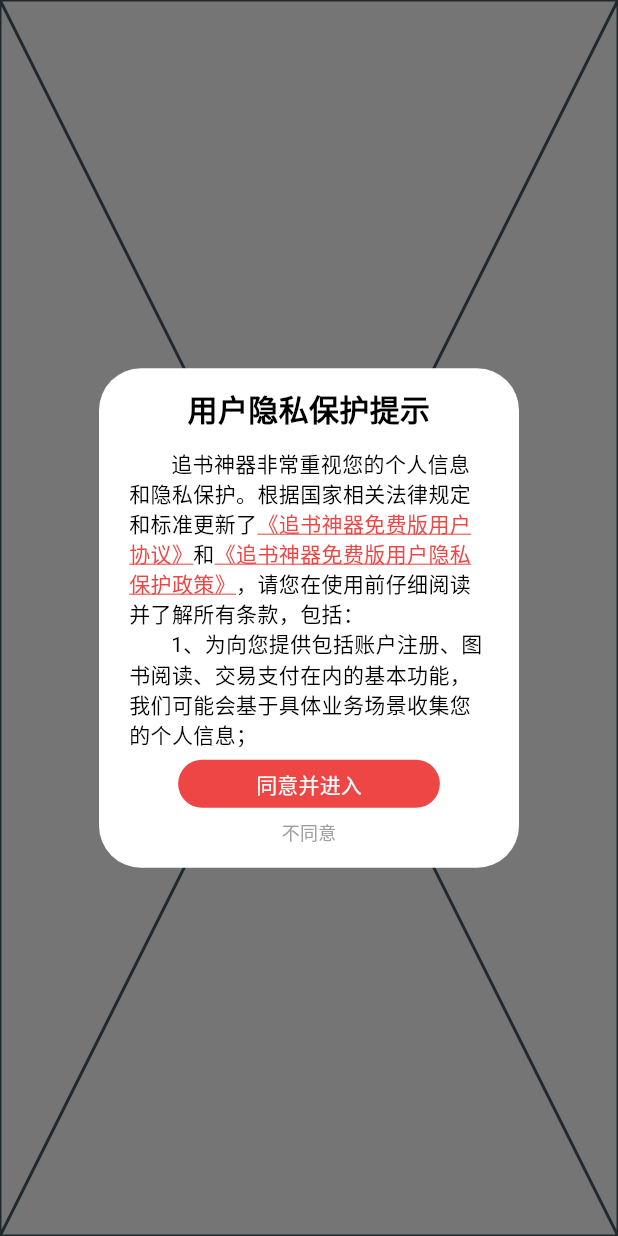
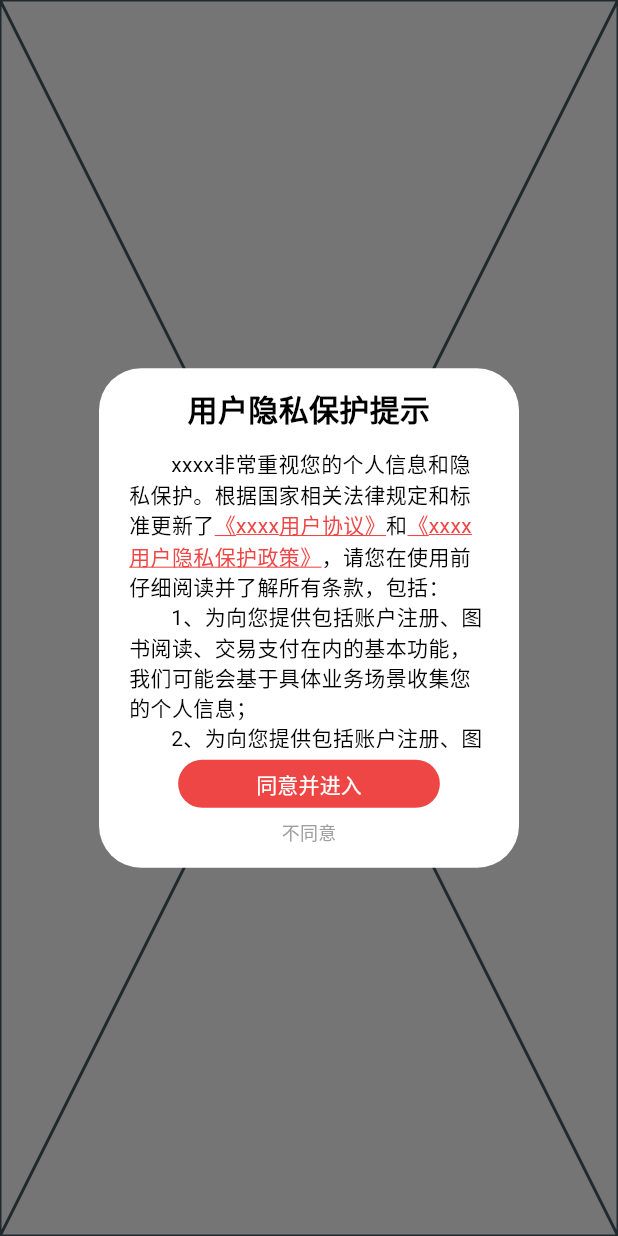
Before and after one commit to wtto00/flutter-starter, a Flutter app: the screen it shows after launch, on a phone screen of 412 x 824 dp. Run offline on Flutter 3.47's test engine with Material 3 defaults, Android fonts, the phone set to English and light mode, and no system bars; drawn by our look-alikes of oktoast; our stand-ins replace dio, shared_preferences, webview_flutter.

Commit message:
首页路由名称

```diff
--- a/lib/main.dart
+++ b/lib/main.dart
@@ -79,10 +79,10 @@ class _MyAppState extends State<MyApp> {
             GlobalMaterialLocalizations.delegate,
             GlobalWidgetsLocalizations.delegate,
           ],
-          initialRoute: Global.agreement == true ? 'home' : 'agreement',
+          initialRoute: Global.agreement == true ? 'main_page' : 'agreement',
           routes: {
             'agreement': (_) => const Agreement(),
-            'home':
+            'main_page':
                 (_) => PopScope(
                   canPop: false,
                   onPopInvokedWithResult: _onPopInvokedWithResult,
--- a/lib/routes/agreement.dart
+++ b/lib/routes/agreement.dart
@@ -2,6 +2,7 @@ import 'dart:io';
 
 import 'package:flutter/gestures.dart';
 import 'package:flutter/material.dart';
+import 'package:flutter_starter/common/config.dart';
 import 'package:flutter_starter/common/global.dart';
 
 class Agreement extends StatefulWidget {
@@ -65,10 +66,10 @@ class _AgreementState extends State<Agreement> {
                             children: [
                               fontSpace,
                               const TextSpan(
-                                text: "追书神器非常重视您的个人信息和隐私保护。根据国家相关法律规定和标准更新了",
+                                text: "xxxx非常重视您的个人信息和隐私保护。根据国家相关法律规定和标准更新了",
                               ),
                               TextSpan(
-                                text: "《追书神器免费版用户协议》",
+                                text: "《xxxx用户协议》",
                                 style: TextStyle(
                                   color: Theme.of(context).colorScheme.primary,
                                   decoration: TextDecoration.underline,
@@ -81,15 +82,14 @@ class _AgreementState extends State<Agreement> {
                                         Navigator.of(context).pushNamed(
                                           "web",
                                           arguments: {
-                                            "url":
-                                                "https://www.zhuishushenqi.com/agreement",
+                                            "url": Config.userProtocol,
                                           },
                                         );
                                       },
                               ),
                               const TextSpan(text: "和"),
                               TextSpan(
-                                text: "《追书神器免费版用户隐私保护政策》",
+                                text: "《xxxx用户隐私保护政策》",
                                 style: TextStyle(
                                   color: Theme.of(context).colorScheme.primary,
                                   decoration: TextDecoration.underline,
@@ -102,8 +102,7 @@ class _AgreementState extends State<Agreement> {
                                         Navigator.of(context).pushNamed(
                                           "web",
                                           arguments: {
-                                            "url":
-                                                "https://www.zhuishushenqi.com/privacy",
+                                            "url": Config.privacyPolicy,
                                           },
                                         );
                                       },
@@ -198,7 +197,7 @@ class _AgreementState extends State<Agreement> {
                       Global.initData(context);
                       Navigator.pushNamedAndRemoveUntil(
                         context,
-                        'home',
+                        'main_page',
                         (route) => false,
                       );
                     },
--- a/lib/states/user.dart
+++ b/lib/states/user.dart
@@ -43,7 +43,7 @@ class UserProvider extends ChangeNotifier {
     if (Navigator.canPop(context)) {
       Navigator.pop(context);
     } else {
-      Navigator.pushReplacementNamed(context, 'home');
+      Navigator.pushReplacementNamed(context, 'main_page');
     }
   }
 
```
